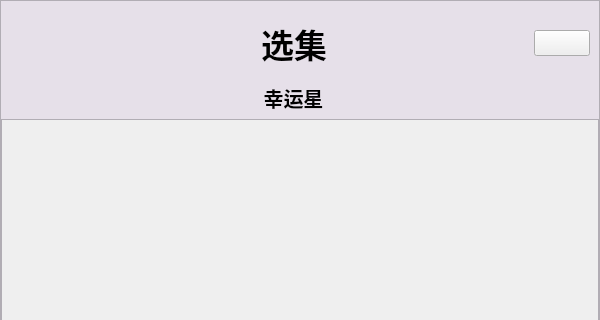
First picture: the form in ui/.ui/episode_ui.ui, repository HYM408/ACGN_HYM, before the edit; both pictures show x 0 to 600 and y 0 to 320 of the 600 by 600 pixel window.
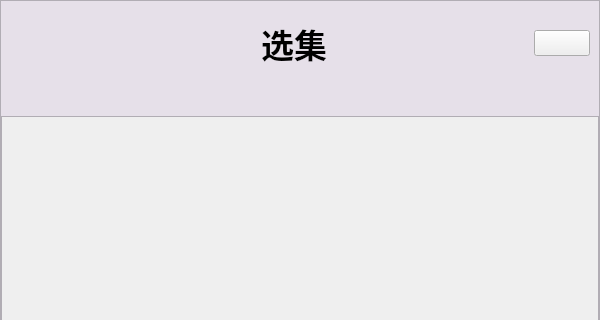
Second picture: the form after the edit. Icons and pictures are not drawn.

What changed in the file:
```diff
--- a/ui/.ui/episode_ui.ui
+++ b/ui/.ui/episode_ui.ui
@@ -187,7 +187,7 @@
          </font>
         </property>
         <property name="text">
-         <string>幸运星</string>
+         <string/>
         </property>
         <property name="alignment">
          <set>Qt::AlignmentFlag::AlignCenter</set>
```
